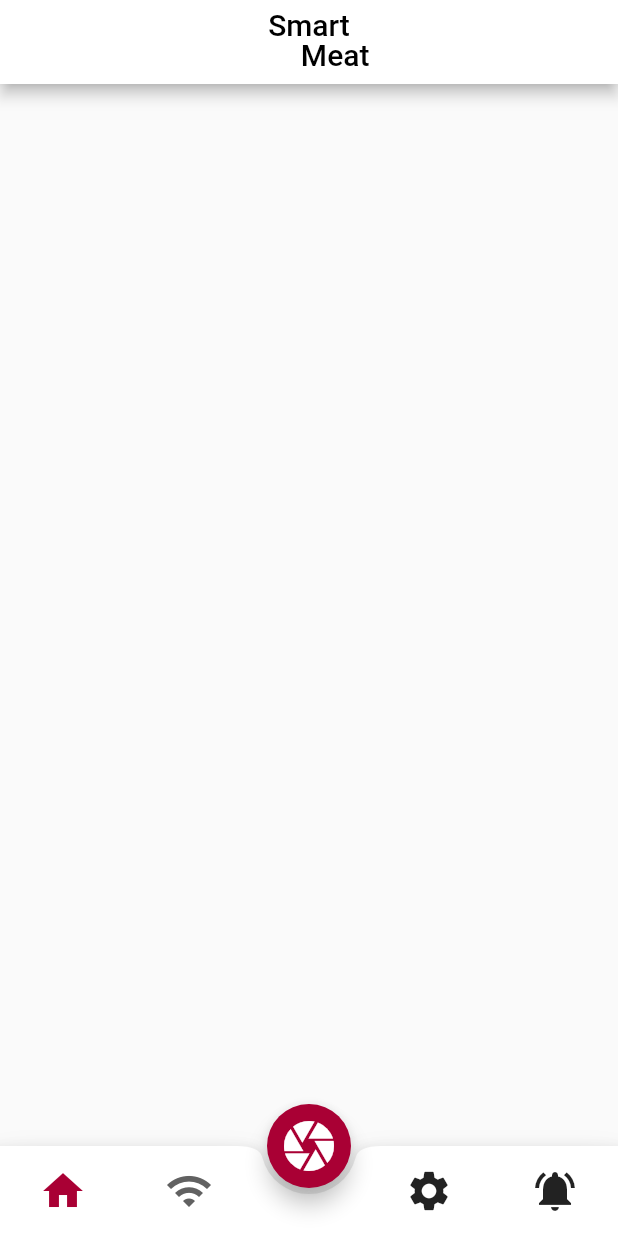
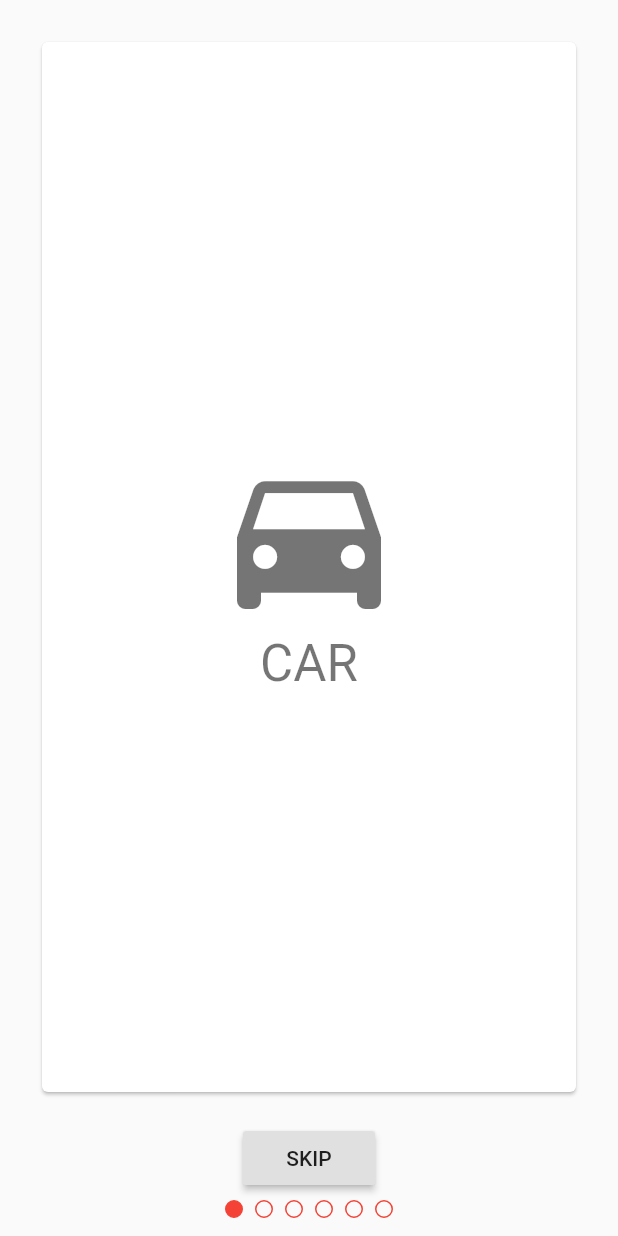
Before and after one commit to SmartMeat-UnB/smartmeat, a Flutter app: the screen it shows after launch, on a phone screen of 412 x 824 dp. Run offline on Flutter 3.47's test engine with Material 2 defaults, Android fonts, the phone set to English and light mode, and no system bars; our stand-ins replace image_cropper, image_picker.

Commit message:
Deletando arquivos nao usados

```diff
--- a/lib/main.dart
+++ b/lib/main.dart
@@ -1,9 +1,9 @@
 import 'package:flutter/material.dart';
+import 'package:smartmeat/screens/intro.dart';
 import 'package:smartmeat/screens/receita.dart';
 import 'package:smartmeat/screens/result_IA.dart';
 import 'package:smartmeat/screens/tutorialWifi.dart';
 import 'package:smartmeat/screens/tutorial_screen.dart';
-import 'package:smartmeat/tabs/home_tab.dart';
 
 void main() => runApp(MyApp());
 
@@ -22,6 +22,6 @@ class MyApp extends StatelessWidget {
           primarySwatch: Colors.red,
         ),
         debugShowCheckedModeBanner: false,
-        home: HomeTab());
+        home: PageSelectorExample());
   }
 }
--- /dev/null
+++ b/lib/screens/intro.dart
@@ -0,0 +1,90 @@
+import 'package:flutter/material.dart';
+import 'package:smartmeat/widgets/bottom_app_bar.dart';
+
+class PageSelectorExample extends StatelessWidget {
+  const PageSelectorExample({Key key}) : super(key: key);
+
+  @override
+  Widget build(BuildContext context) {
+    return Scaffold(
+    body: DefaultTabController(
+      length: choices.length,
+      child: Builder(
+        builder: (BuildContext context) => Padding(
+          padding: const EdgeInsets.all(8.0),
+          child: Column(
+            children: <Widget>[
+
+              Expanded(
+                child: IconTheme(
+                  data: IconThemeData(
+                    size: 128.0,
+                    color: Theme.of(context).accentColor,
+                  ),
+                  child: TabBarView(children: choices.map((Choice choice) {
+            return Padding(
+              padding: const EdgeInsets.all(16.0),
+              child: ChoiceCard(choice: choice),
+            );
+          }).toList(),),
+                ),
+              ),
+
+              RaisedButton(
+                child: Text('SKIP'),
+                onPressed: () {
+                  final TabController controller =
+                      DefaultTabController.of(context);
+                  if (!controller.indexIsChanging) {
+                    controller.animateTo(choices.length - 1);
+                  }
+                },
+              ),
+              TabPageSelector(),
+            ],
+          ),
+        ),
+      ),
+    ),
+    );
+  }
+}
+class Choice {
+  const Choice({this.title, this.icon});
+
+  final String title;
+  final IconData icon;
+}
+
+const List<Choice> choices = const <Choice>[
+  const Choice(title: 'CAR', icon: Icons.directions_car),
+  const Choice(title: 'BICYCLE', icon: Icons.directions_bike),
+  const Choice(title: 'BOAT', icon: Icons.directions_boat),
+  const Choice(title: 'BUS', icon: Icons.directions_bus),
+  const Choice(title: 'TRAIN', icon: Icons.directions_railway),
+  const Choice(title: 'WALK', icon: Icons.directions_walk),
+];
+
+class ChoiceCard extends StatelessWidget {
+  const ChoiceCard({Key key, this.choice}) : super(key: key);
+
+  final Choice choice;
+
+  @override
+  Widget build(BuildContext context) {
+    final TextStyle textStyle = Theme.of(context).textTheme.display1;
+    return Card(
+      color: Colors.white,
+      child: Center(
+        child: Column(
+          mainAxisSize: MainAxisSize.min,
+          crossAxisAlignment: CrossAxisAlignment.center,
+          children: <Widget>[
+            Icon(choice.icon, size: 128.0, color: textStyle.color),
+            Text(choice.title, style: textStyle),
+          ],
+        ),
+      ),
+    );
+  }
+}
```
Also changed, not shown: lib/tiles/drawer_tile.dart (deleted, +0 -47 lines), lib/widgets/custom_drawer.dart (deleted, +0 -50 lines).
